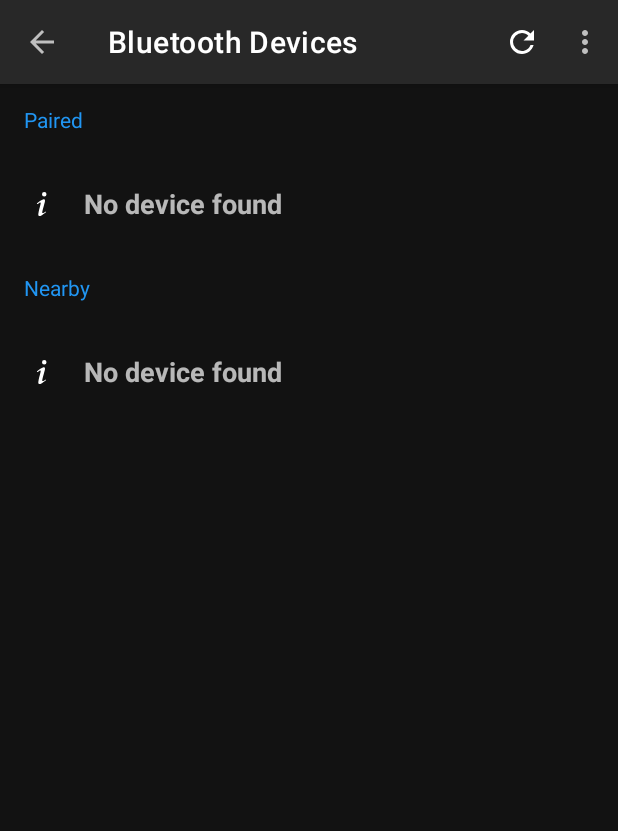
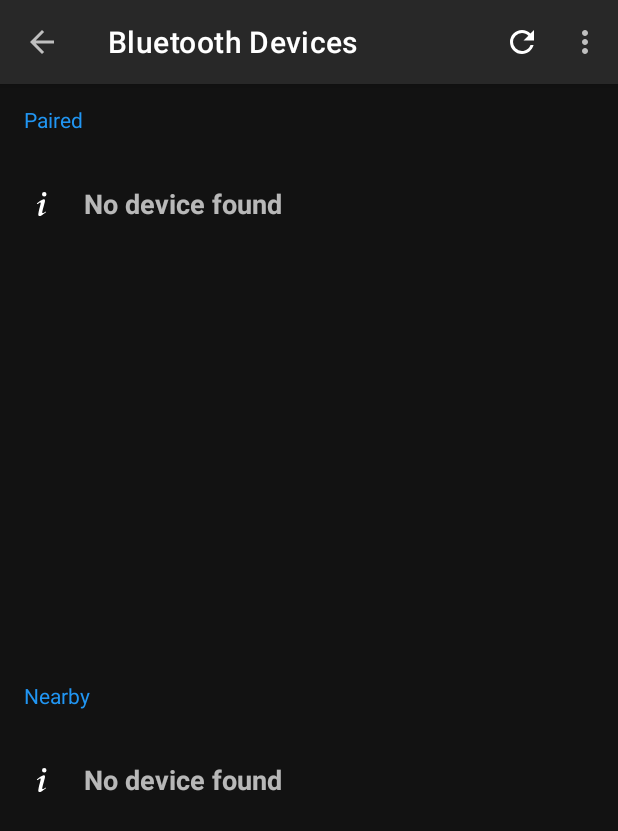
Before and after one commit to chiaz91/cz3004_mdp, an Android app: the screen it shows after launch (DynamicActivity), after a tap on "Bluetooth device", on a phone screen of 412 x 824 dp. Shown: the top 831 px of the screen. Run offline under Robolectric (Android 15) with nearby library versions, the phone set to English and light mode, and no system bars.

Commit message:
fix on pair devices display issue

```diff
--- a/Android/app/src/main/java/ntu/cz3004/controller/adapter/BTDeviceAdapter.java
+++ b/Android/app/src/main/java/ntu/cz3004/controller/adapter/BTDeviceAdapter.java
@@ -10,6 +10,7 @@ import androidx.annotation.NonNull;
 import androidx.recyclerview.widget.RecyclerView;
 
 import java.util.ArrayList;
+import java.util.Collection;
 
 import ntu.cz3004.controller.R;
 import ntu.cz3004.controller.listener.OnRecyclerViewInteractedListener;
@@ -20,11 +21,12 @@ public class BTDeviceAdapter extends RecyclerView.Adapter {
     private ArrayList<BluetoothDevice> devices;
     private OnRecyclerViewInteractedListener listener;
 
-    public BTDeviceAdapter(ArrayList<BluetoothDevice> devices) {
-        this.devices = devices;
+    public BTDeviceAdapter() {
+        this.devices = new ArrayList<>();
     }
-    public void setDevices(ArrayList<BluetoothDevice> devices){
-        this.devices = devices;
+    public void setDevices(Collection<BluetoothDevice> devices){
+        this.devices.size();
+        this.devices.addAll(devices);
         notifyDataSetChanged();
     }
     public void setOnRecyclerViewInteractListener(OnRecyclerViewInteractedListener listener){
@@ -36,6 +38,11 @@ public class BTDeviceAdapter extends RecyclerView.Adapter {
             devices.add(device);
             notifyDataSetChanged();
         }
+    }
+
+    public void clear(){
+        devices.clear();
+        notifyDataSetChanged();
     }
 
     @Override
--- a/Android/app/src/main/java/ntu/cz3004/controller/fragment/BTDeviceFragment.java
+++ b/Android/app/src/main/java/ntu/cz3004/controller/fragment/BTDeviceFragment.java
@@ -30,23 +30,21 @@ import androidx.recyclerview.widget.RecyclerView;
 
 import com.google.android.material.snackbar.Snackbar;
 
-import java.util.ArrayList;
 import java.util.Set;
 
 import ntu.cz3004.controller.R;
 import ntu.cz3004.controller.adapter.BTDeviceAdapter;
 import ntu.cz3004.controller.common.Constants;
+import ntu.cz3004.controller.listener.OnRecyclerViewInteractedListener;
 import ntu.cz3004.controller.util.IntentBuilder;
 import ntu.cz3004.controller.util.MdpLog;
 import ntu.cz3004.controller.util.Utility;
 
-public class BTDeviceFragment extends Fragment {
+public class BTDeviceFragment extends Fragment implements OnRecyclerViewInteractedListener {
     private static final String TAG = "mdp.frag.bt_devices";
     private static final int DURATION_ONE_SEC = 1000;
     private BluetoothAdapter btAdapter;
     private BTDeviceAdapter adaptorPairedDevices, adapterNearbyDevices;
-    private ArrayList<BluetoothDevice> pairedDevices = new ArrayList<>();
-    private ArrayList<BluetoothDevice> nearbyDevices = new ArrayList<>();
 
     // progress count down
     Handler handler = new Handler();
@@ -77,11 +75,8 @@ public class BTDeviceFragment extends Fragment {
                     .setCancelable(false)
                     .create();
             alert.show();
-            return;
-        }
-        if(btAdapter !=null && !btAdapter.isEnabled()) {
-            Intent intent = IntentBuilder.enableBluetooth();
-            startActivityForResult(intent, Constants.REQUEST_ENABLE_BT);
+        } else {
+            enableBluetooth();
         }
     }
 
@@ -92,27 +87,15 @@ public class BTDeviceFragment extends Fragment {
         // for paired devices
         RecyclerView rvDevices  = view.findViewById(R.id.rvDevicesPaired);
         rvDevices.setLayoutManager(new LinearLayoutManager(getContext()));
-        adaptorPairedDevices = new BTDeviceAdapter(pairedDevices);
-        adaptorPairedDevices.setOnRecyclerViewInteractListener((itemView, holder, action)->{
-            int pos = holder.getAdapterPosition();
-            BluetoothDevice device = pairedDevices.get(pos);
-            MdpLog.d(TAG, String.format("click on %s(%s)", device.getAddress(), device.getName()!=null? device.getName():"unknown"));
-
-            pickDevice(device);
-        });
+        adaptorPairedDevices = new BTDeviceAdapter();
+        adaptorPairedDevices.setOnRecyclerViewInteractListener(this);
         rvDevices.setAdapter(adaptorPairedDevices);
 
         // for nearby devices
         RecyclerView rvNearByDevices = view.findViewById(R.id.rvDevicesNearby);
         rvNearByDevices.setLayoutManager(new LinearLayoutManager(getContext()));
-        adapterNearbyDevices = new BTDeviceAdapter(nearbyDevices);
-        adapterNearbyDevices.setOnRecyclerViewInteractListener((itemView, holder, action)->{
-            int pos = holder.getAdapterPosition();
-            BluetoothDevice device = nearbyDevices.get(pos);
-            MdpLog.d(TAG, String.format("click on %s(%s)", device.getAddress(), device.getName()!=null? device.getName():"unknown"));
-            pickDevice(device);
-
-        });
+        adapterNearbyDevices = new BTDeviceAdapter();
+        adapterNearbyDevices.setOnRecyclerViewInteractListener(this);
         rvNearByDevices.setAdapter(adapterNearbyDevices);
 
         refreshPairDevices();
@@ -123,6 +106,13 @@ public class BTDeviceFragment extends Fragment {
     public void onViewCreated(@NonNull View view, @Nullable Bundle savedInstanceState) {
         super.onViewCreated(view, savedInstanceState);
         ((AppCompatActivity)getActivity()).getSupportActionBar().setTitle(getString(R.string.activity_bt_devices));
+    }
+
+    @Override
+    public void onViewInteracted(View itemView, RecyclerView.ViewHolder holder, int action) {
+        BluetoothDevice device = (BluetoothDevice) itemView.getTag();
+        MdpLog.d(TAG, String.format("click on %s(%s)", device.getAddress(), device.getName()!=null? device.getName():"unknown"));
+        pickDevice(device);
     }
 
     private void pickDevice(BluetoothDevice device){
@@ -168,7 +158,6 @@ public class BTDeviceFragment extends Fragment {
         checkPermissionForScanDevice();
     }
 
-
     private void enableBluetooth(){
         if (!btAdapter.isEnabled()){
             Intent intent = IntentBuilder.enableBluetooth();
@@ -196,15 +185,9 @@ public class BTDeviceFragment extends Fragment {
         if (btAdapter ==null){
             return;
         }
-        pairedDevices.clear();
-        adaptorPairedDevices.notifyDataSetChanged();
         Set<BluetoothDevice> set  = btAdapter.getBondedDevices();
         if (!set.isEmpty()) {
-            for (BluetoothDevice device: set) {
-                pairedDevices.add(device);
-                MdpLog.logBTDevice(device);
-            }
-            adaptorPairedDevices.notifyDataSetChanged();
+            adaptorPairedDevices.setDevices(set);
         }
     }
 
@@ -234,8 +217,7 @@ public class BTDeviceFragment extends Fragment {
         showSnackbar(getString(R.string.discovering, Constants.SCAN_DURATION_SEC));
 
 
-        nearbyDevices.clear();
-        adapterNearbyDevices.notifyDataSetChanged();
+        adapterNearbyDevices.clear();
         if (deviceFoundReceiver == null){
             deviceFoundReceiver = new BtDeviceFoundReceiver();
             IntentFilter filter = new IntentFilter(BluetoothDevice.ACTION_FOUND);
@@ -337,13 +319,7 @@ public class BTDeviceFragment extends Fragment {
             String action = intent.getAction();
             if (BluetoothDevice.ACTION_FOUND.equals(action)) {
                 BluetoothDevice device = intent.getParcelableExtra(BluetoothDevice.EXTRA_DEVICE);
-
-                if (!nearbyDevices.contains(device)){
-                    MdpLog.d(TAG, "New device found: "+device.getAddress());
-                    MdpLog.logBTDevice(device);
-                    nearbyDevices.add( device );
-                }
-                adapterNearbyDevices.notifyDataSetChanged();
+                adapterNearbyDevices.add(device);
             }
         }
     }
--- a/Android/app/src/main/res/layout/layout_select_device.xml
+++ b/Android/app/src/main/res/layout/layout_select_device.xml
@@ -1,22 +1,14 @@
 <?xml version="1.0" encoding="utf-8"?>
-<androidx.constraintlayout.widget.ConstraintLayout
+<LinearLayout
 	xmlns:android="http://schemas.android.com/apk/res/android"
     xmlns:app="http://schemas.android.com/apk/res-auto"
     xmlns:tools="http://schemas.android.com/tools"
     android:layout_width="match_parent"
-    android:layout_height="match_parent">
-
-    <androidx.core.widget.NestedScrollView
     android:layout_height="match_parent"
-        android:layout_width="match_parent">
-
-        <LinearLayout
-            android:layout_width="match_parent"
-            android:layout_height="wrap_content"
-            android:layout_marginBottom="50dp"
     android:orientation="vertical">
 
-            <TextView android:layout_width="match_parent"
+    <TextView
+        android:layout_width="match_parent"
         android:layout_height="wrap_content"
         android:minHeight="?android:attr/listPreferredItemHeightSmall"
         android:paddingStart="?android:attr/listPreferredItemPaddingStart"
@@ -28,10 +20,10 @@
     <androidx.recyclerview.widget.RecyclerView
         android:id="@+id/rvDevicesPaired"
         android:layout_width="match_parent"
-                android:layout_height="wrap_content"
+        android:layout_height="0dp"
+        android:layout_weight="0.5"
         android:overScrollMode="never"
-                android:nestedScrollingEnabled="false"
-                app:layout_behavior="@string/appbar_scrolling_view_behavior" />
+        />
 
     <TextView
         android:layout_width="match_parent"
@@ -46,10 +38,8 @@
     <androidx.recyclerview.widget.RecyclerView
         android:id="@+id/rvDevicesNearby"
         android:layout_width="match_parent"
-                android:layout_height="wrap_content"
+        android:layout_height="0dp"
+        android:layout_weight="0.5"
         android:overScrollMode="never"
-                android:nestedScrollingEnabled="false"
-                app:layout_behavior="@string/appbar_scrolling_view_behavior" />
+        />
 </LinearLayout>
-    </androidx.core.widget.NestedScrollView>
-</androidx.constraintlayout.widget.ConstraintLayout>
```
Lines whose indentation alone changed are shown as unchanged.
